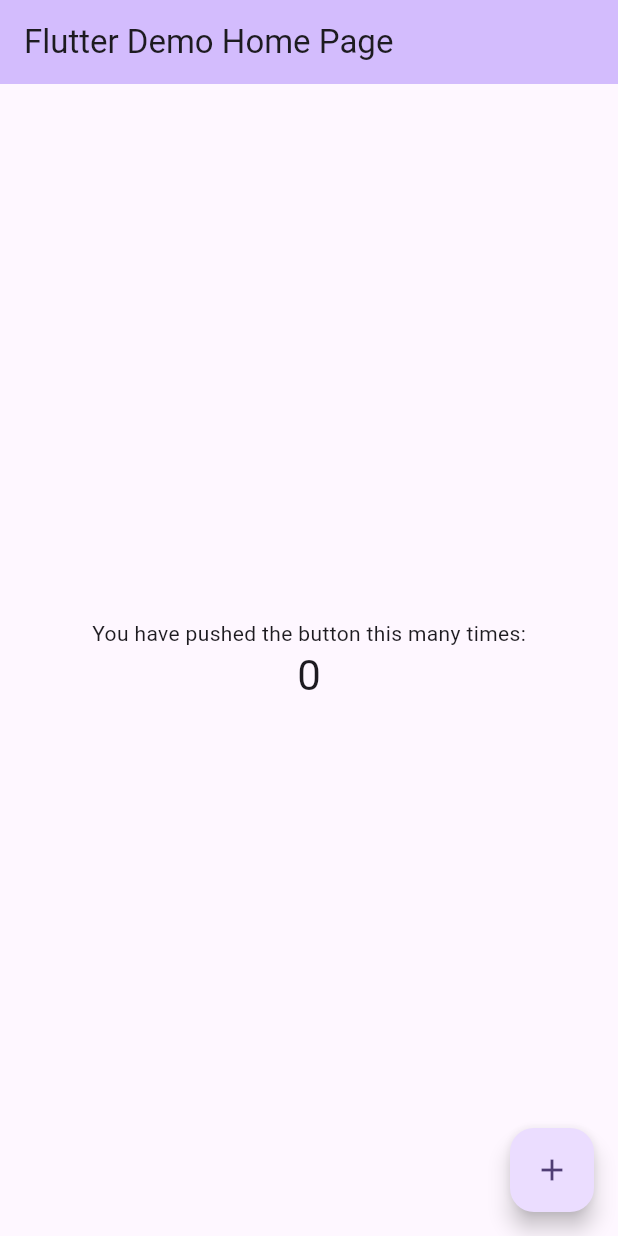
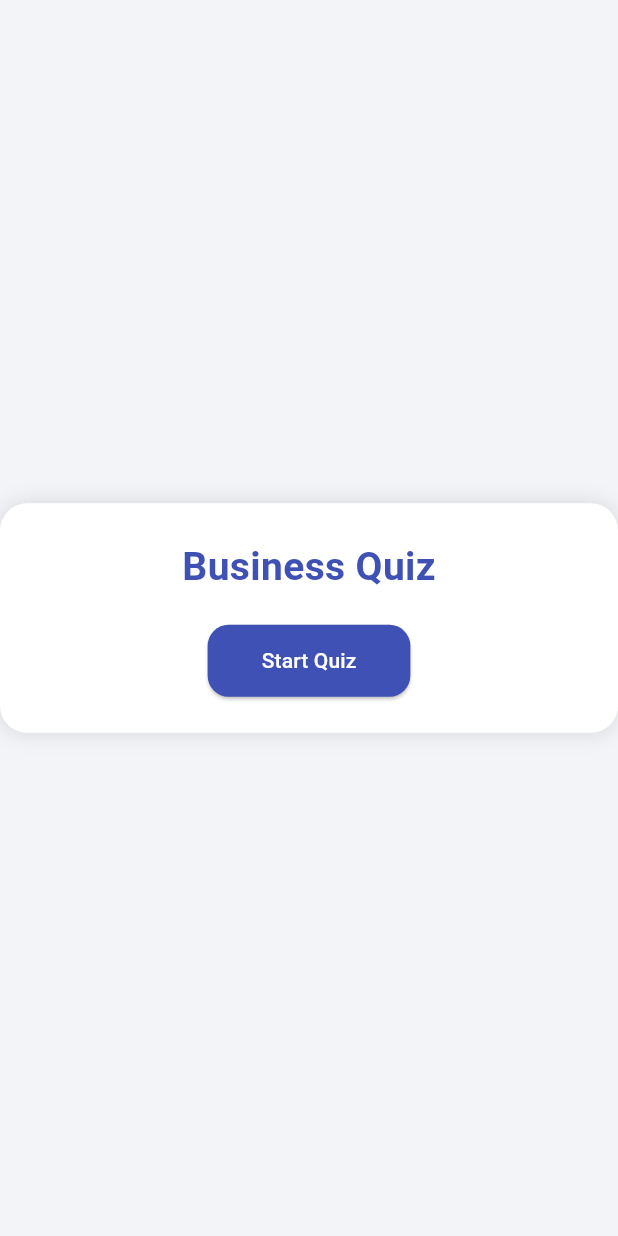
Before and after one commit to ibruzo06/bsis3A-flutter-setup-BRUZO, a Flutter app: the screen it shows after launch, on a phone screen of 412 x 824 dp. Run offline on Flutter 3.47's test engine with Material 3 defaults, Android fonts, the phone set to English and light mode, and no system bars.

Commit message:
final quiz

```diff
--- a/lib/main.dart
+++ b/lib/main.dart
@@ -7,116 +7,277 @@ void main() {
 class MyApp extends StatelessWidget {
   const MyApp({super.key});
 
-  // This widget is the root of your application.
   @override
   Widget build(BuildContext context) {
-    return MaterialApp(
-      title: 'Flutter Demo',
-      theme: ThemeData(
-        // This is the theme of your application.
-        //
-        // TRY THIS: Try running your application with "flutter run". You'll see
-        // the application has a purple toolbar. Then, without quitting the app,
-        // try changing the seedColor in the colorScheme below to Colors.green
-        // and then invoke "hot reload" (save your changes or press the "hot
-        // reload" button in a Flutter-supported IDE, or press "r" if you used
-        // the command line to start the app).
-        //
-        // Notice that the counter didn't reset back to zero; the application
-        // state is not lost during the reload. To reset the state, use hot
-        // restart instead.
-        //
-        // This works for code too, not just values: Most code changes can be
-        // tested with just a hot reload.
-        colorScheme: .fromSeed(seedColor: Colors.deepPurple),
-      ),
-      home: const MyHomePage(title: 'Flutter Demo Home Page'),
+    return const MaterialApp(
+      debugShowCheckedModeBanner: false,
+      home: QuizPage(),
     );
   }
 }
 
-class MyHomePage extends StatefulWidget {
-  const MyHomePage({super.key, required this.title});
-
-  // This widget is the home page of your application. It is stateful, meaning
-  // that it has a State object (defined below) that contains fields that affect
-  // how it looks.
-
-  // This class is the configuration for the state. It holds the values (in this
-  // case the title) provided by the parent (in this case the App widget) and
-  // used by the build method of the State. Fields in a Widget subclass are
-  // always marked "final".
-
-  final String title;
+class QuizPage extends StatefulWidget {
+  const QuizPage({super.key});
 
   @override
-  State<MyHomePage> createState() => _MyHomePageState();
+  State<QuizPage> createState() => _QuizPageState();
 }
 
-class _MyHomePageState extends State<MyHomePage> {
-  int _counter = 0;
+class _QuizPageState extends State<QuizPage> {
+  int step = 0; // 0 = start, 1 = quiz, 2 = end
+  int index = 0;
+  int selected = -1;
+  int score = 0;
+  String feedback = "";
 
-  void _incrementCounter() {
+  final List<Map<String, dynamic>> questions = [
+    {
+      "q": "Which feature would help Ana’s Sari-Sari Store in Batangas City?",
+      "a": [
+        "Inventory alerts",
+        "Music player",
+        "Photo editor",
+        "Flashlight"
+      ],
+      "c": 0,
+    },
+    {
+      "q": "What feature helps a salon manage customer schedules?",
+      "a": [
+        "Appointment booking",
+        "Calculator",
+        "Alarm clock",
+        "Wallpaper"
+      ],
+      "c": 0,
+    },
+    {
+      "q": "What app feature helps customers send feedback to a café?",
+      "a": [
+        "Customer feedback form",
+        "Game mode",
+        "Photo filter",
+        "Music player"
+      ],
+      "c": 0,
+    },
+    {
+      "q": "What feature helps a repair shop organize customers?",
+      "a": [
+        "Queue number system",
+        "Weather forecast",
+        "Chat stickers",
+        "Flashlight"
+      ],
+      "c": 0,
+    },
+    {
+      "q": "What feature helps a delivery business accept orders?",
+      "a": [
+        "Delivery requests",
+        "Photo gallery",
+        "Clock widget",
+        "Calculator"
+      ],
+      "c": 0,
+    },
+  ];
+
+  void startQuiz() {
     setState(() {
-      // This call to setState tells the Flutter framework that something has
-      // changed in this State, which causes it to rerun the build method below
-      // so that the display can reflect the updated values. If we changed
-      // _counter without calling setState(), then the build method would not be
-      // called again, and so nothing would appear to happen.
-      _counter++;
+      step = 1;
+      index = 0;
+      selected = -1;
+      score = 0;
+      feedback = "";
+    });
+  }
+
+  void chooseAnswer(int i) {
+    if (selected != -1) return;
+
+    setState(() {
+      selected = i;
+      if (i == questions[index]["c"]) {
+        score++;
+        feedback = "Correct ✅";
+      } else {
+        feedback = "Wrong ❌";
+      }
+    });
+
+    // Auto next question
+    Future.delayed(const Duration(seconds: 1), () {
+      if (!mounted) return;
+      setState(() {
+        selected = -1;
+        feedback = "";
+        if (index < questions.length - 1) {
+          index++;
+        } else {
+          step = 2;
+        }
+      });
+    });
+  }
+
+  void restart() {
+    setState(() {
+      step = 0;
     });
   }
 
   @override
   Widget build(BuildContext context) {
-    // This method is rerun every time setState is called, for instance as done
-    // by the _incrementCounter method above.
-    //
-    // The Flutter framework has been optimized to make rerunning build methods
-    // fast, so that you can just rebuild anything that needs updating rather
-    // than having to individually change instances of widgets.
     return Scaffold(
-      appBar: AppBar(
-        // TRY THIS: Try changing the color here to a specific color (to
-        // Colors.amber, perhaps?) and trigger a hot reload to see the AppBar
-        // change color while the other colors stay the same.
-        backgroundColor: Theme.of(context).colorScheme.inversePrimary,
-        // Here we take the value from the MyHomePage object that was created by
-        // the App.build method, and use it to set our appbar title.
-        title: Text(widget.title),
-      ),
+      backgroundColor: const Color(0xFFF2F4F8),
       body: Center(
-        // Center is a layout widget. It takes a single child and positions it
-        // in the middle of the parent.
-        child: Column(
-          // Column is also a layout widget. It takes a list of children and
-          // arranges them vertically. By default, it sizes itself to fit its
-          // children horizontally, and tries to be as tall as its parent.
-          //
-          // Column has various properties to control how it sizes itself and
-          // how it positions its children. Here we use mainAxisAlignment to
-          // center the children vertically; the main axis here is the vertical
-          // axis because Columns are vertical (the cross axis would be
-          // horizontal).
-          //
-          // TRY THIS: Invoke "debug painting" (choose the "Toggle Debug Paint"
-          // action in the IDE, or press "p" in the console), to see the
-          // wireframe for each widget.
-          mainAxisAlignment: .center,
-          children: [
-            const Text('You have pushed the button this many times:'),
-            Text(
-              '$_counter',
-              style: Theme.of(context).textTheme.headlineMedium,
-            ),
-          ],
+        child: Container(
+          width: 420,
+          padding: const EdgeInsets.all(24),
+          decoration: BoxDecoration(
+            color: Colors.white,
+            borderRadius: BorderRadius.circular(18),
+            boxShadow: const [
+              BoxShadow(
+                blurRadius: 12,
+                color: Colors.black12,
+              )
+            ],
+          ),
+          child: buildContent(),
         ),
-      ),
-      floatingActionButton: FloatingActionButton(
-        onPressed: _incrementCounter,
-        tooltip: 'Increment',
-        child: const Icon(Icons.add),
       ),
     );
   }
+
+  Widget buildContent() {
+    // START VIEW
+    if (step == 0) {
+      return Column(
+        mainAxisSize: MainAxisSize.min,
+        children: [
+          const Text(
+            "Business Quiz",
+            style: TextStyle(
+              fontSize: 26,
+              fontWeight: FontWeight.bold,
+              color: Colors.indigo,
+            ),
+          ),
+          const SizedBox(height: 20),
+          ElevatedButton(
+            onPressed: startQuiz,
+            style: ElevatedButton.styleFrom(
+              backgroundColor: Colors.indigo,
+              foregroundColor: Colors.white,
+              padding:
+                  const EdgeInsets.symmetric(horizontal: 36, vertical: 14),
+              shape: RoundedRectangleBorder(
+                borderRadius: BorderRadius.circular(14),
+              ),
+            ),
+            child: const Text("Start Quiz"),
+          ),
+        ],
+      );
+    }
+
+    // QUIZ VIEW
+    if (step == 1) {
+      return Column(
+        mainAxisSize: MainAxisSize.min,
+        children: [
+          Text(
+            "Question ${index + 1} / ${questions.length}",
+            style: const TextStyle(color: Colors.grey),
+          ),
+          const SizedBox(height: 16),
+          Text(
+            questions[index]["q"],
+            textAlign: TextAlign.center,
+            style: const TextStyle(
+              fontSize: 20,
+              fontWeight: FontWeight.bold,
+            ),
+          ),
+          const SizedBox(height: 20),
+
+          for (int i = 0; i < 4; i++)
+            Container(
+              width: double.infinity,
+              margin: const EdgeInsets.only(bottom: 10),
+              child: ElevatedButton(
+                onPressed:
+                    selected == -1 ? () => chooseAnswer(i) : null,
+                style: ElevatedButton.styleFrom(
+                  backgroundColor: selected == -1
+                      ? Colors.indigo.shade50
+                      : i == questions[index]["c"]
+                          ? Colors.green
+                          : i == selected
+                              ? Colors.red
+                              : Colors.grey.shade300,
+                  foregroundColor:
+                      selected == -1 ? Colors.indigo : Colors.white,
+                  elevation: 0,
+                  padding: const EdgeInsets.all(14),
+                  shape: RoundedRectangleBorder(
+                    borderRadius: BorderRadius.circular(12),
+                  ),
+                ),
+                child: Text(questions[index]["a"][i]),
+              ),
+            ),
+
+          const SizedBox(height: 10),
+
+          Text(
+            feedback,
+            style: TextStyle(
+              fontSize: 18,
+              fontWeight: FontWeight.bold,
+              color: feedback.contains("Correct")
+                  ? Colors.green
+                  : Colors.red,
+            ),
+          ),
+        ],
+      );
+    }
+
+    // END VIEW
+    return Column(
+      mainAxisSize: MainAxisSize.min,
+      children: [
+        const Text(
+          "Finished 🎉",
+          style: TextStyle(
+            fontSize: 26,
+            fontWeight: FontWeight.bold,
+            color: Colors.indigo,
+          ),
+        ),
+        const SizedBox(height: 12),
+        Text(
+          "Score: $score / ${questions.length}",
+          style: const TextStyle(fontSize: 18),
+        ),
+        const SizedBox(height: 24),
+        ElevatedButton(
+          onPressed: restart,
+          style: ElevatedButton.styleFrom(
+            backgroundColor: Colors.indigo,
+            foregroundColor: Colors.white,
+            padding:
+                const EdgeInsets.symmetric(horizontal: 32, vertical: 14),
+            shape: RoundedRectangleBorder(
+              borderRadius: BorderRadius.circular(14),
+            ),
+          ),
+          child: const Text("Restart"),
+        ),
+      ],
+    );
+  }
 }
```
